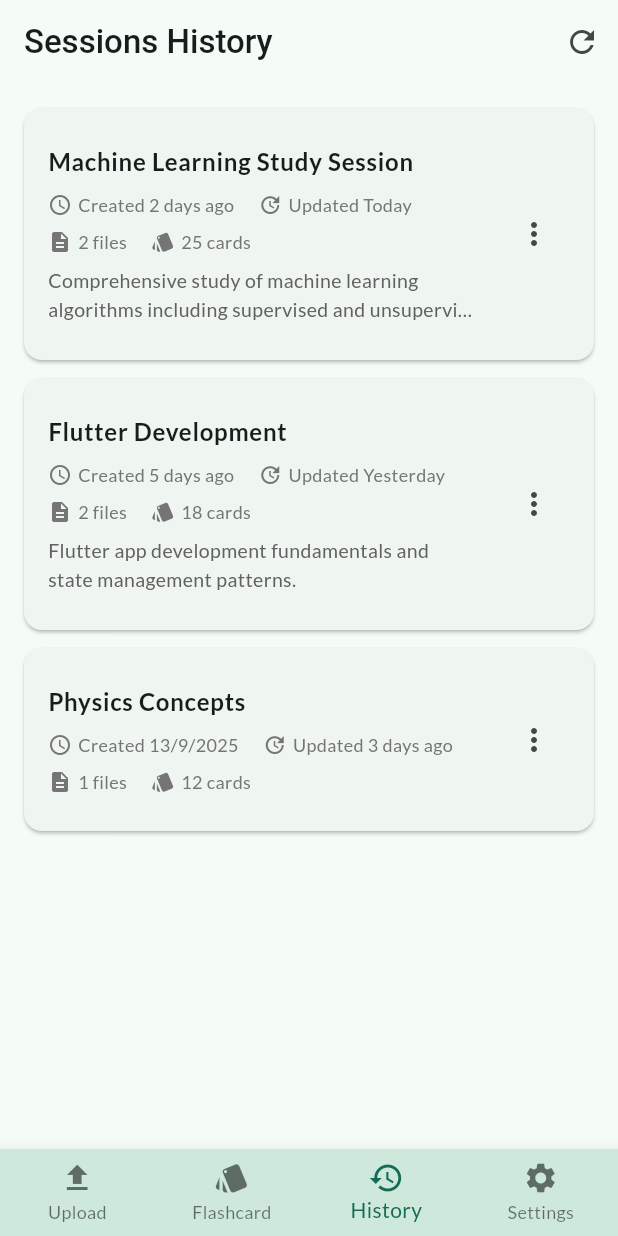
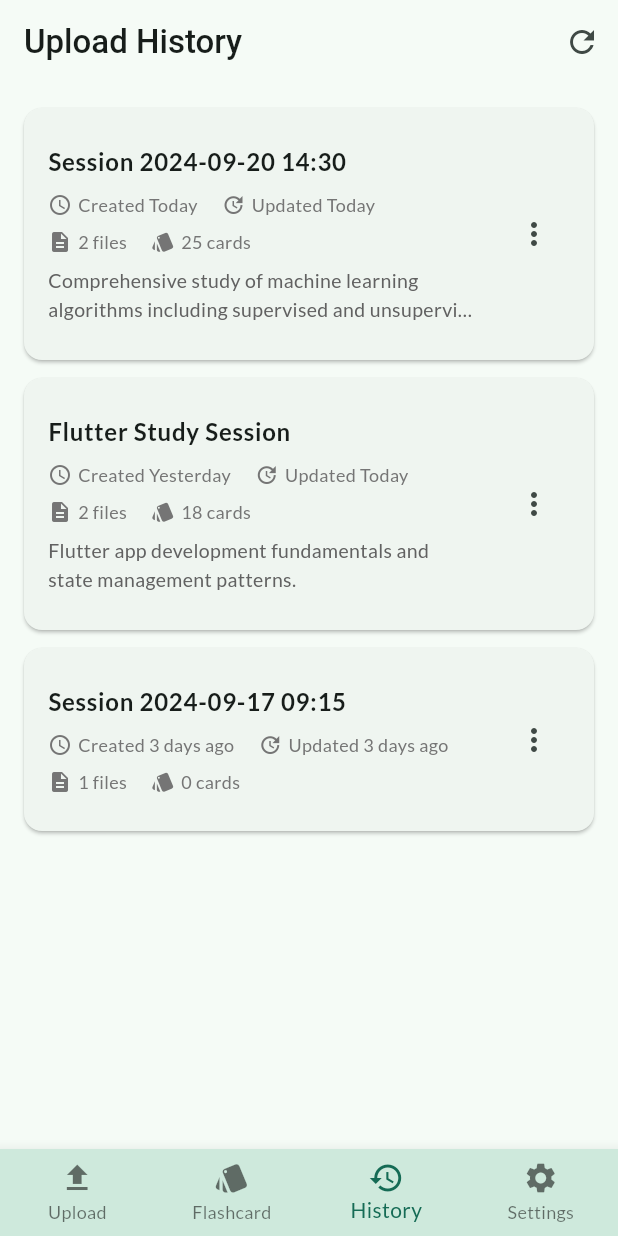
Before and after one commit to rogerfan48/meichu-hackathon, a Flutter app: the screen it shows after launch, item 3 of the bottom bar chosen, after a tap on the "refresh" icon, on a phone screen of 412 x 824 dp. Run offline on Flutter 3.47's test engine with Material 3 defaults, Android fonts, the phone set to English and light mode, and no system bars; drawn by our look-alikes of showcaseview; our stand-ins replace cloud_firestore, firebase_auth, firebase_core, flip_card, flutter_tts, go_router and 3 more; missing offline and left inert: model_viewer_plus; accounts and stored records are empty; Roboto replaces fonts that are missing (Signika).

Commit message:
revise session functionality

```diff
--- a/lib/pages/history_page.dart
+++ b/lib/pages/history_page.dart
@@ -62,15 +62,15 @@ class _HistoryPageState extends State<HistoryPage> {
       _isLoading = true;
     });
 
-    // Mock data
+    // Mock data - each session represents one upload session
     Future.delayed(const Duration(milliseconds: 500), () {
       if (mounted) {
         setState(() {
           _sessions = [
             SessionModel(
               id: '1',
-              name: 'Machine Learning Study Session',
-              createdAt: DateTime.now().subtract(const Duration(days: 2)),
+              name: 'Session 2024-09-20 14:30', // Default timestamp name
+              createdAt: DateTime.now().subtract(const Duration(hours: 3)),
               updatedAt: DateTime.now().subtract(const Duration(hours: 3)),
               fileNames: ['ml_notes.pdf', 'algorithms.txt'],
               summary: 'Comprehensive study of machine learning algorithms including supervised and unsupervised learning methods.',
@@ -78,21 +78,21 @@ class _HistoryPageState extends State<HistoryPage> {
             ),
             SessionModel(
               id: '2',
-              name: 'Flutter Development',
-              createdAt: DateTime.now().subtract(const Duration(days: 5)),
-              updatedAt: DateTime.now().subtract(const Duration(days: 1)),
+              name: 'Flutter Study Session', // User renamed this one
+              createdAt: DateTime.now().subtract(const Duration(days: 1)),
+              updatedAt: DateTime.now().subtract(const Duration(hours: 5)),
               fileNames: ['flutter_widgets.md', 'state_management.pdf'],
               summary: 'Flutter app development fundamentals and state management patterns.',
               cardCount: 18,
             ),
             SessionModel(
               id: '3',
-              name: 'Physics Concepts',
-              createdAt: DateTime.now().subtract(const Duration(days: 7)),
+              name: 'Session 2024-09-17 09:15', // Default timestamp name
+              createdAt: DateTime.now().subtract(const Duration(days: 3)),
               updatedAt: DateTime.now().subtract(const Duration(days: 3)),
               fileNames: ['quantum_mechanics.pdf'],
-              summary: null,
-              cardCount: 12,
+              summary: null, // Summary not generated yet
+              cardCount: 0,
             ),
           ];
           _isLoading = false;
@@ -131,6 +131,60 @@ class _HistoryPageState extends State<HistoryPage> {
     );
   }
 
+  void _renameSession(SessionModel session) {
+    String newName = session.name;
+
+    showDialog(
+      context: context,
+      builder: (context) => AlertDialog(
+        title: const Text('Rename Session'),
+        content: TextField(
+          controller: TextEditingController(text: session.name),
+          onChanged: (value) => newName = value,
+          decoration: const InputDecoration(
+            labelText: 'Session Name',
+            border: OutlineInputBorder(),
+          ),
+          autofocus: true,
+        ),
+        actions: [
+          TextButton(
+            onPressed: () => Navigator.pop(context),
+            child: const Text('Cancel'),
+          ),
+          ElevatedButton(
+            onPressed: () {
+              if (newName.trim().isNotEmpty && newName.trim() != session.name) {
+                setState(() {
+                  final index = _sessions.indexWhere((s) => s.id == session.id);
+                  if (index != -1) {
+                    _sessions[index] = SessionModel(
+                      id: session.id,
+                      name: newName.trim(),
+                      createdAt: session.createdAt,
+                      updatedAt: DateTime.now(), // Update the modified time
+                      fileNames: session.fileNames,
+                      summary: session.summary,
+                      cardCount: session.cardCount,
+                    );
+                  }
+                });
+                Navigator.pop(context);
+                ScaffoldMessenger.of(context).showSnackBar(
+                  SnackBar(content: Text('Session renamed to "${newName.trim()}"')),
+                );
+                // TODO: Update session name in backend
+              } else {
+                Navigator.pop(context);
+              }
+            },
+            child: const Text('Rename'),
+          ),
+        ],
+      ),
+    );
+  }
+
   void _openSessionDetail(SessionModel session) {
     Navigator.push(
       context,
@@ -159,7 +213,7 @@ class _HistoryPageState extends State<HistoryPage> {
   Widget build(BuildContext context) {
     return Scaffold(
       appBar: AppBar(
-        title: const Text('Sessions History'),
+        title: const Text('Upload History'),
         automaticallyImplyLeading: false,
         actions: [
           IconButton(
@@ -179,12 +233,12 @@ class _HistoryPageState extends State<HistoryPage> {
                       Icon(Icons.history, size: 64, color: Colors.grey),
                       SizedBox(height: 16),
                       Text(
-                        'No Sessions Yet',
+                        'No Upload Sessions Yet',
                         style: TextStyle(fontSize: 18, color: Colors.grey),
                       ),
                       SizedBox(height: 8),
                       Text(
-                        'Create your first session in the Upload page!',
+                        'Upload your first files to create a session!',
                         style: TextStyle(fontSize: 14, color: Colors.grey),
                         textAlign: TextAlign.center,
                       ),
@@ -259,11 +313,21 @@ class _HistoryPageState extends State<HistoryPage> {
                         ),
                         trailing: PopupMenuButton<String>(
                           onSelected: (value) {
-                            if (value == 'delete') {
+                            if (value == 'rename') {
+                              _renameSession(session);
+                            } else if (value == 'delete') {
                               _deleteSession(session);
                             }
                           },
                           itemBuilder: (context) => [
+                            const PopupMenuItem(
+                              value: 'rename',
+                              child: ListTile(
+                                leading: Icon(Icons.edit),
+                                title: Text('Rename Session'),
+                                contentPadding: EdgeInsets.zero,
+                              ),
+                            ),
                             const PopupMenuItem(
                               value: 'delete',
                               child: ListTile(
--- a/lib/pages/upload_page.dart
+++ b/lib/pages/upload_page.dart
@@ -21,8 +21,6 @@ class _UploadPageState extends State<UploadPage> with TickerProviderStateMixin {
   List<MockFile> _selectedFiles = [];
   bool _isUploading = false;
   double _uploadProgress = 0.0;
-  String _currentSessionName = '';
-  List<String> _sessions = []; // TODO: Connect to backend
   late AnimationController _animationController;
 
   @override
@@ -32,20 +30,12 @@ class _UploadPageState extends State<UploadPage> with TickerProviderStateMixin {
       duration: const Duration(seconds: 2),
       vsync: this,
     )..repeat();
-    _loadSessions(); // TODO: Connect to backend
   }
 
   @override
   void dispose() {
     _animationController.dispose();
     super.dispose();
-  }
-
-  void _loadSessions() {
-    // TODO: Load sessions from backend
-    setState(() {
-      _sessions = ['Study Session 1', 'Work Documents', 'Research Papers'];
-    });
   }
 
   Future<void> _pickFiles() async {
@@ -86,17 +76,12 @@ class _UploadPageState extends State<UploadPage> with TickerProviderStateMixin {
       return;
     }
 
-    if (_currentSessionName.isEmpty) {
-      _showSnackBar('Please create or select a session');
-      return;
-    }
-
     setState(() {
       _isUploading = true;
       _uploadProgress = 0.0;
     });
 
-    // TODO: Implement actual upload logic
+    // TODO: Implement actual upload logic and create new session
     for (int i = 0; i < 10; i++) {
       await Future.delayed(const Duration(milliseconds: 300));
       setState(() {
@@ -104,55 +89,21 @@ class _UploadPageState extends State<UploadPage> with TickerProviderStateMixin {
       });
     }
 
+    // Create session with timestamp as default name
+    final sessionName = 'Session ${DateTime.now().toString().substring(0, 19)}';
+
     setState(() {
       _isUploading = false;
       _selectedFiles.clear();
     });
 
-    _showSnackBar('Files uploaded successfully!');
-    // TODO: Generate summary and add to flashcards
+    _showSnackBar('Files uploaded successfully! New session "$sessionName" created.');
+    // TODO: Save session to backend and generate summary
   }
 
   void _showSnackBar(String message) {
     ScaffoldMessenger.of(context).showSnackBar(
       SnackBar(content: Text(message)),
-    );
-  }
-
-  void _showCreateSessionDialog() {
-    String newSessionName = '';
-
-    showDialog(
-      context: context,
-      builder: (context) => AlertDialog(
-        title: const Text('Create New Session'),
-        content: TextField(
-          onChanged: (value) => newSessionName = value,
-          decoration: const InputDecoration(
-            hintText: 'Enter session name',
-            border: OutlineInputBorder(),
-          ),
-        ),
-        actions: [
-          TextButton(
-            onPressed: () => Navigator.pop(context),
-            child: const Text('Cancel'),
-          ),
-          ElevatedButton(
-            onPressed: () {
-              if (newSessionName.trim().isNotEmpty) {
-                setState(() {
-                  _sessions.add(newSessionName.trim());
-                  _currentSessionName = newSessionName.trim();
-                });
-                Navigator.pop(context);
-                // TODO: Create session in backend
-              }
-            },
-            child: const Text('Create'),
-          ),
-        ],
-      ),
     );
   }
 
@@ -312,57 +263,12 @@ class _UploadPageState extends State<UploadPage> with TickerProviderStateMixin {
       appBar: AppBar(
         title: const Text('Upload Files'),
         automaticallyImplyLeading: false,
-        actions: [
-          IconButton(
-            onPressed: _showCreateSessionDialog,
-            icon: const Icon(Icons.add),
-            tooltip: 'Create New Session',
-          ),
-        ],
       ),
       body: Padding(
         padding: const EdgeInsets.all(16.0),
         child: Column(
           crossAxisAlignment: CrossAxisAlignment.stretch,
           children: [
-            // Session Selection
-            Card(
-              child: Padding(
-                padding: const EdgeInsets.all(16.0),
-                child: Column(
-                  crossAxisAlignment: CrossAxisAlignment.start,
-                  children: [
-                    const Text(
-                      'Select Session',
-                      style: TextStyle(fontSize: 16, fontWeight: FontWeight.bold),
-                    ),
-                    const SizedBox(height: 8),
-                    DropdownButtonFormField<String>(
-                      value: _currentSessionName.isEmpty ? null : _currentSessionName,
-                      hint: const Text('Choose a session'),
-                      decoration: const InputDecoration(
-                        border: OutlineInputBorder(),
-                        contentPadding: EdgeInsets.symmetric(horizontal: 12, vertical: 8),
-                      ),
-                      items: _sessions.map((session) {
-                        return DropdownMenuItem<String>(
-                          value: session,
-                          child: Text(session),
-                        );
-                      }).toList(),
-                      onChanged: (value) {
-                        setState(() {
-                          _currentSessionName = value ?? '';
-                        });
-                      },
-                    ),
-                  ],
-                ),
-              ),
-            ),
-
-            const SizedBox(height: 16),
-
             // Take Photo Button
             ElevatedButton.icon(
               onPressed: _isUploading ? null : _takePhoto,
```
